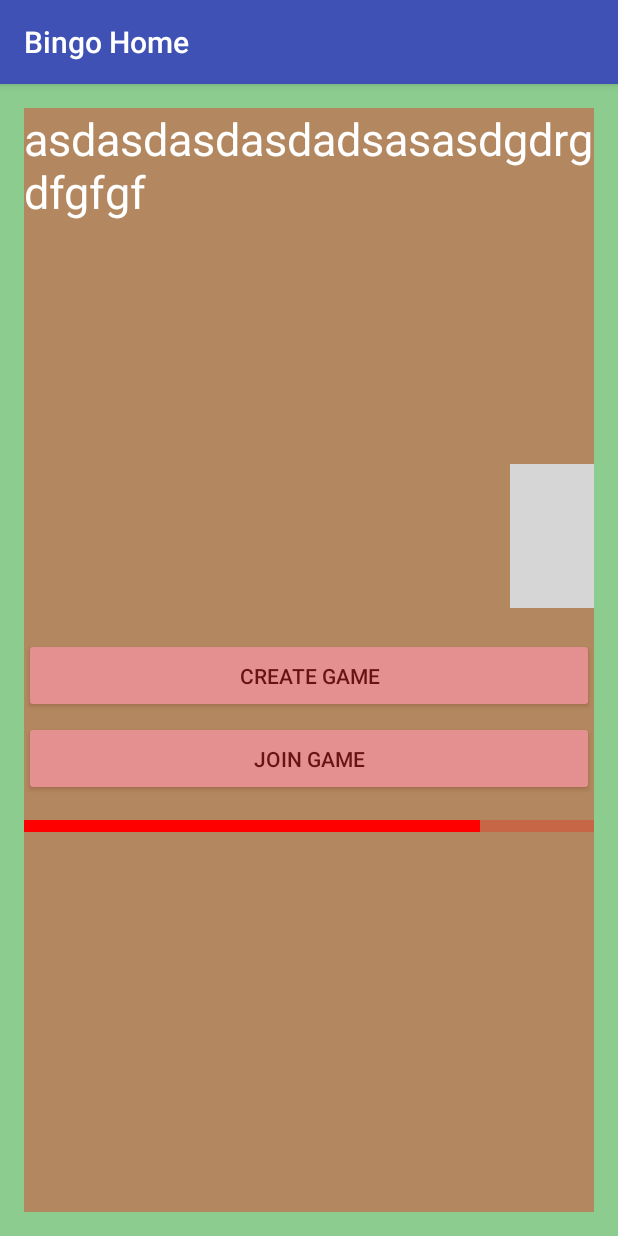
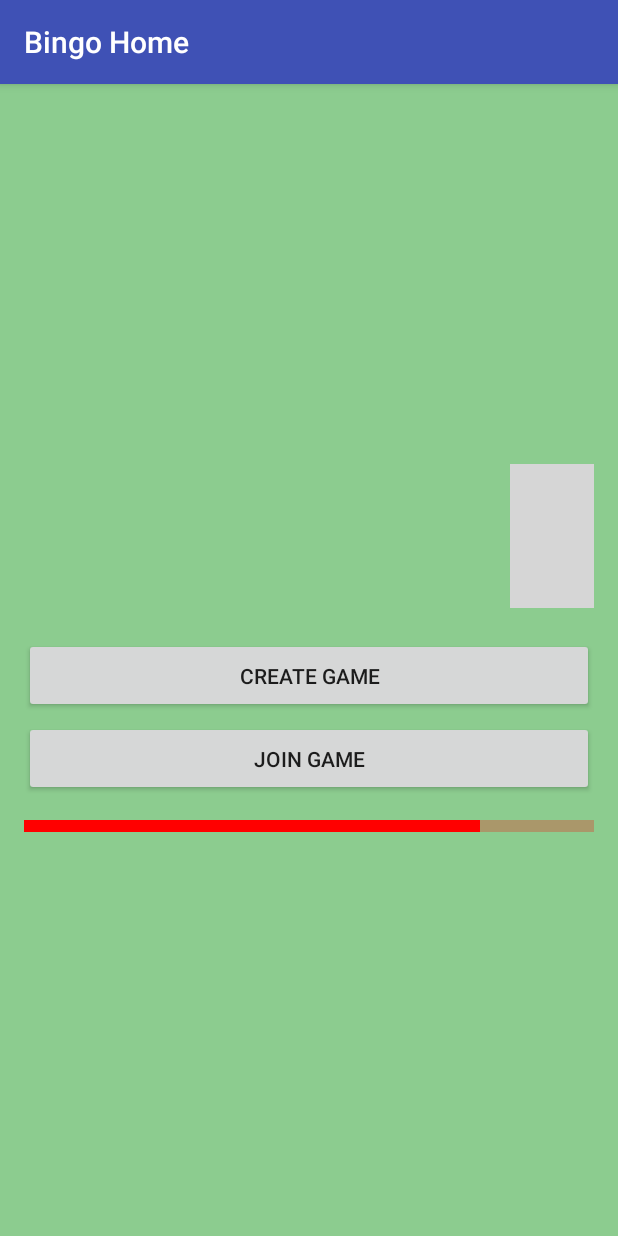
Before and after one commit to adnansakel/Quality-and-Usability-Project, an Android app: the HomeActivity screen opened directly, with no data from a screen before it, on a phone screen of 412 x 824 dp. Run offline under Robolectric (Android 15) with nearby library versions, the light colour scheme and no system bars; libraries missing offline, so code that uses them is left out: com.loopj.android, cz.msebera.android; grey boxes are pictures that could not be loaded.

Commit message:
Revert "Slide up down animation"
This reverts commit 8298d15acb8f2c8cdc7f819f8862e31560be3a33.

```diff
--- a/MyApplication/app/src/main/java/com/example/adnansakel/bingo/HomeActivity.java
+++ b/MyApplication/app/src/main/java/com/example/adnansakel/bingo/HomeActivity.java
@@ -14,7 +14,6 @@ import android.view.Gravity;
 import android.view.LayoutInflater;
 import android.view.View;
 import android.view.ViewGroup;
-import android.view.animation.AnimationUtils;
 import android.widget.Button;
 import android.widget.EditText;
 import android.widget.ImageView;
@@ -100,22 +99,11 @@ public class HomeActivity extends AppCompatActivity implements View.OnClickListe
         btnJoinGame = (Button)findViewById(R.id.btn_join_game);
 
         llAnimationTest = findViewById(R.id.llAnimationTest);
+        llAnimationTest.setVisibility(View.INVISIBLE);
+        llAnimationTest.setTranslationX(llAnimationTest.getWidth());
         llAnimationTest.setVisibility(View.VISIBLE);
-        //llAnimationTest.setTranslationY(0);
-        //llAnimationTest.setVisibility(View.INVISIBLE);
-        //llAnimationTest.setVisibility(View.VISIBLE);
-
-        llAnimationTest.startAnimation(AnimationUtils.loadAnimation(this,
-                R.anim.slide_down));
-        /*llAnimationTest.animate().translationY(llAnimationTest.getHeight())
-                .setDuration(3000).setListener(new AnimatorListenerAdapter() {
-            @Override
-            public void onAnimationEnd(Animator animation) {
-                super.onAnimationEnd(animation);
-                llAnimationTest.setVisibility(View.INVISIBLE);
-
-            }
-        });*/
+        llAnimationTest.setTranslationX(llAnimationTest.getWidth());
+        llAnimationTest.setVisibility(View.INVISIBLE);
 
 
         //an.MakeInVisibleWithSlideRight();
@@ -143,8 +131,6 @@ public class HomeActivity extends AppCompatActivity implements View.OnClickListe
         toast.show();
 
 
-
-
         btnCreateGame.setOnClickListener(this);
         btnJoinGame.setOnClickListener(this);
     }
@@ -161,7 +147,6 @@ public class HomeActivity extends AppCompatActivity implements View.OnClickListe
             else{
                 textToSpeechtest.speak("22",TextToSpeech.QUEUE_FLUSH,null);
             }*/
-
             if(!connectionCheck.isConnected()){return;}
 
             AlertDialog.Builder builder = new AlertDialog.Builder(this);
--- a/MyApplication/app/src/main/res/anim/slide_down.xml
+++ /dev/null
@@ -1,7 +0,0 @@
-<?xml version="1.0" encoding="utf-8"?>
-<set xmlns:android="http://schemas.android.com/apk/res/android">
-    <translate
-        android:duration="1000"
-        android:fromYDelta="-100%"
-        android:toYDelta="0" />
-</set>
--- a/MyApplication/app/src/main/res/anim/slide_up.xml
+++ /dev/null
@@ -1,7 +0,0 @@
-<?xml version="1.0" encoding="utf-8"?>
-<set xmlns:android="http://schemas.android.com/apk/res/android">
-    <translate
-        android:duration="1000"
-        android:fromYDelta="100%"
-        android:toYDelta="0" />
-</set>
--- a/MyApplication/app/src/main/res/layout/activity_home.xml
+++ b/MyApplication/app/src/main/res/layout/activity_home.xml
@@ -64,7 +64,7 @@
     <LinearLayout
 
         android:layout_width="match_parent"
-        android:layout_height="match_parent"
+        android:layout_height="100dp"
 
         android:layout_alignParentRight="true"
         android:layout_alignParentTop="true"
@@ -72,8 +72,8 @@
         >
         <TextView
             android:id="@+id/llAnimationTest"
-            android:layout_width="match_parent"
-            android:layout_height="match_parent"
+            android:layout_width="400dp"
+            android:layout_height="100dp"
             android:background="#55ff0000"
             android:textSize="30sp"
             android:textColor="#ffffff"
```
